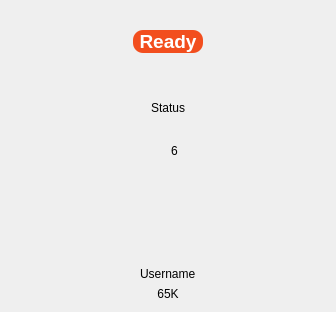
The window that UI/blackjack/player.ui (MatsuoRotsuki/cpp_blackjack) describes before a commit, drawn with Qt 5.
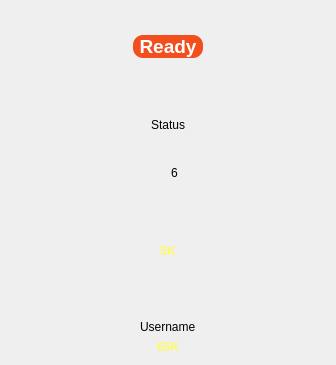
The same window after the commit. Icons and pictures are not drawn.

Diff of the .ui file:
```diff
--- a/UI/blackjack/player.ui
+++ b/UI/blackjack/player.ui
@@ -7,7 +7,7 @@
     <x>0</x>
     <y>0</y>
     <width>336</width>
-    <height>312</height>
+    <height>365</height>
    </rect>
   </property>
   <property name="windowTitle">
@@ -302,6 +302,24 @@
        <property name="spacing">
         <number>6</number>
        </property>
+       <item>
+        <widget class="QLabel" name="label">
+         <property name="font">
+          <font>
+           <bold>true</bold>
+          </font>
+         </property>
+         <property name="styleSheet">
+          <string notr="true">color: rgb(255, 249, 100);</string>
+         </property>
+         <property name="text">
+          <string>5K</string>
+         </property>
+         <property name="alignment">
+          <set>Qt::AlignCenter</set>
+         </property>
+        </widget>
+       </item>
        <item>
         <widget class="QLabel" name="avatar">
          <property name="minimumSize">
@@ -339,6 +357,14 @@
        </item>
        <item>
         <widget class="QLabel" name="money">
+         <property name="font">
+          <font>
+           <bold>true</bold>
+          </font>
+         </property>
+         <property name="styleSheet">
+          <string notr="true">color: rgb(255, 249, 100);</string>
+         </property>
          <property name="text">
           <string>65K</string>
          </property>
```
